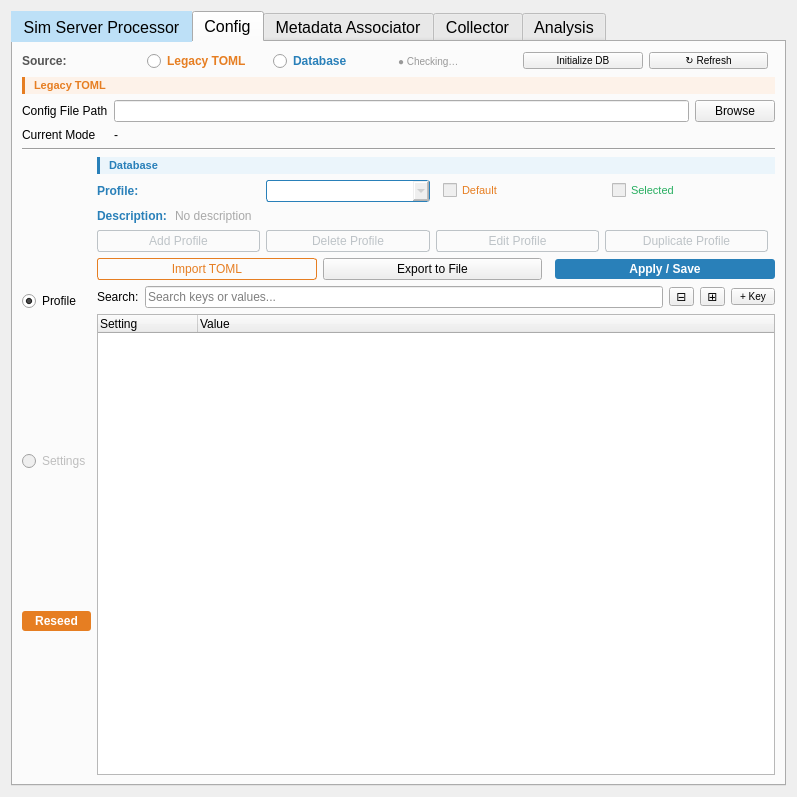
Above: src/dashpva/workflow/workflow.ui from AdvancedPhotonSource/DashPVA before the change. Below: the same form after it.
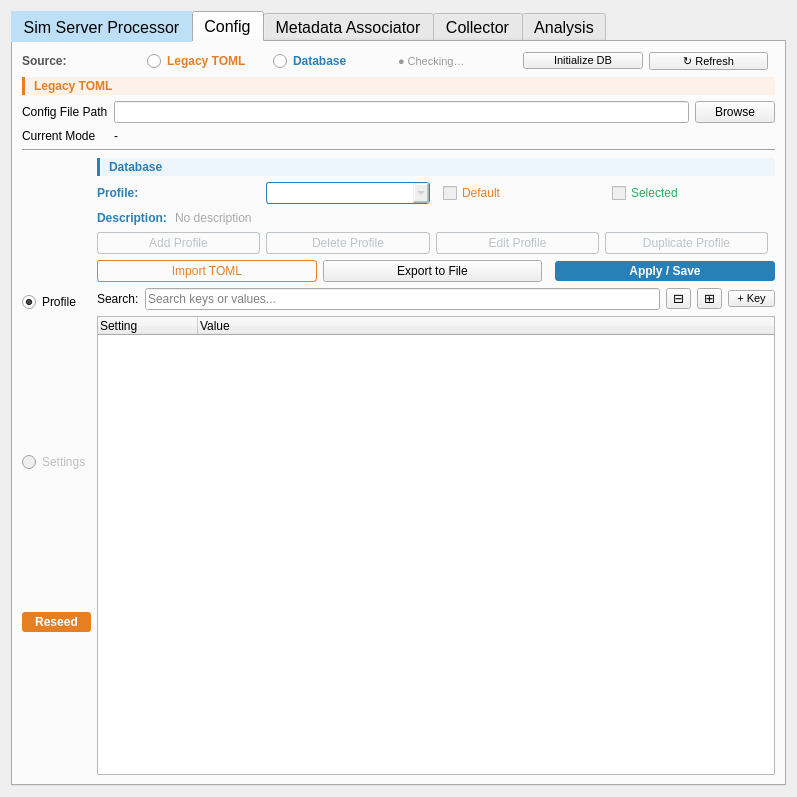
That is the form after the change.

Commit message:
fix: replace all px font sizes with pt across .ui and .py files
Eliminates QFont::setPointSizeF warnings on macOS high-DPI by
converting every font-size from px to pt in launcher.ui, dashpva.ui,
update_dialog.ui, settings_dialog.ui, workbench.ui, workflow.ui,
bayesian_viewer.py, and documentation/dialog.py.

Patch:
```diff
--- a/src/dashpva/workflow/workflow.ui
+++ b/src/dashpva/workflow/workflow.ui
@@ -319,7 +319,7 @@
             <string>● Checking…</string>
            </property>
            <property name="styleSheet">
-            <string>QLabel { color: #999999; font-size: 10px; }</string>
+            <string>QLabel { color: #999999; font-size: 8pt; }</string>
            </property>
            <property name="alignment">
             <set>Qt::AlignLeft|Qt::AlignVCenter</set>
@@ -335,7 +335,7 @@
             <string>Attempt to create the database file and tables</string>
            </property>
            <property name="styleSheet">
-            <string>QPushButton { font-size: 10px; padding: 1px 6px; }</string>
+            <string>QPushButton { font-size: 8pt; padding: 1px 6px; }</string>
            </property>
            <property name="visible">
             <bool>false</bool>
@@ -351,7 +351,7 @@
             <string>Reload the database and refresh the current view</string>
            </property>
            <property name="styleSheet">
-            <string>QPushButton { font-size: 10px; padding: 1px 6px; }</string>
+            <string>QPushButton { font-size: 8pt; padding: 1px 6px; }</string>
            </property>
           </widget>
          </item>
@@ -375,7 +375,7 @@
           <string>QLabel {
   color: #E67E22;
   font-weight: bold;
-  font-size: 11px;
+  font-size: 9pt;
   background-color: #FDF2E9;
   border-left: 3px solid #E67E22;
   padding: 2px 6px;
@@ -504,7 +504,7 @@
               <string>QLabel {
   color: #2980B9;
   font-weight: bold;
-  font-size: 11px;
+  font-size: 9pt;
   background-color: #EBF5FB;
   border-left: 3px solid #2980B9;
   padding: 2px 6px;
@@ -555,7 +555,7 @@
                 <string>Default</string>
                </property>
                <property name="styleSheet">
-                <string>QCheckBox { color: #E67E22; font-size: 11px; }</string>
+                <string>QCheckBox { color: #E67E22; font-size: 9pt; }</string>
                </property>
               </widget>
              </item>
@@ -568,7 +568,7 @@
                 <string>Selected</string>
                </property>
                <property name="styleSheet">
-                <string>QCheckBox { color: #27AE60; font-size: 11px; }</string>
+                <string>QCheckBox { color: #27AE60; font-size: 9pt; }</string>
                </property>
               </widget>
              </item>
@@ -750,7 +750,7 @@
                 <string>Collapse all</string>
                </property>
                <property name="styleSheet">
-                <string>QPushButton { font-size: 12px; padding: 1px 6px; }</string>
+                <string>QPushButton { font-size: 10pt; padding: 1px 6px; }</string>
                </property>
                <property name="maximumWidth">
                 <number>32</number>
@@ -766,7 +766,7 @@
                 <string>Expand all</string>
                </property>
                <property name="styleSheet">
-                <string>QPushButton { font-size: 12px; padding: 1px 6px; }</string>
+                <string>QPushButton { font-size: 10pt; padding: 1px 6px; }</string>
                </property>
                <property name="maximumWidth">
                 <number>32</number>
@@ -782,7 +782,7 @@
                 <string>Add a top-level key to the config tree</string>
                </property>
                <property name="styleSheet">
-                <string>QPushButton { font-size: 10px; padding: 1px 8px; }</string>
+                <string>QPushButton { font-size: 8pt; padding: 1px 8px; }</string>
                </property>
                <property name="maximumWidth">
                 <number>60</number>
```
The commit also changes 8 other files.
